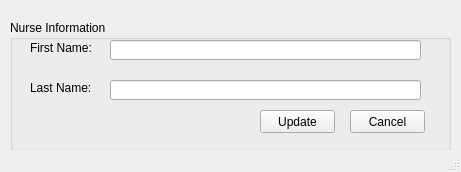
Qt form Screens/Admin UpdateNurse.ui (RaahimHash/DBMS-Project-UHU-Clinic) before a commit.
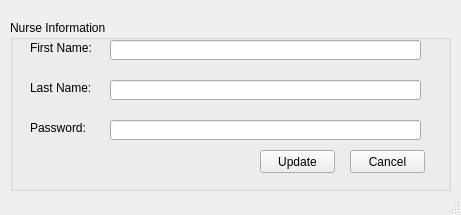
The same form after that commit.

The edit to the form file:
```diff
--- a/Screens/Admin UpdateNurse.ui
+++ b/Screens/Admin UpdateNurse.ui
@@ -10,7 +10,7 @@
     <x>0</x>
     <y>0</y>
     <width>461</width>
-    <height>172</height>
+    <height>215</height>
    </rect>
   </property>
   <property name="windowTitle">
@@ -23,7 +23,7 @@
       <x>10</x>
       <y>20</y>
       <width>441</width>
-      <height>131</height>
+      <height>171</height>
      </rect>
     </property>
     <property name="title">
@@ -72,7 +72,7 @@
      <property name="geometry">
       <rect>
        <x>250</x>
-       <y>90</y>
+       <y>130</y>
        <width>75</width>
        <height>23</height>
       </rect>
@@ -85,7 +85,7 @@
      <property name="geometry">
       <rect>
        <x>340</x>
-       <y>90</y>
+       <y>130</y>
        <width>75</width>
        <height>23</height>
       </rect>
@@ -107,6 +107,32 @@
       <bool>false</bool>
      </property>
     </widget>
+    <widget class="QLabel" name="label_3">
+     <property name="geometry">
+      <rect>
+       <x>20</x>
+       <y>100</y>
+       <width>81</width>
+       <height>16</height>
+      </rect>
+     </property>
+     <property name="text">
+      <string>Password:</string>
+     </property>
+    </widget>
+    <widget class="QLineEdit" name="linePassword">
+     <property name="geometry">
+      <rect>
+       <x>100</x>
+       <y>100</y>
+       <width>311</width>
+       <height>20</height>
+      </rect>
+     </property>
+     <property name="readOnly">
+      <bool>false</bool>
+     </property>
+    </widget>
    </widget>
   </widget>
   <widget class="QStatusBar" name="statusbar"/>
```
